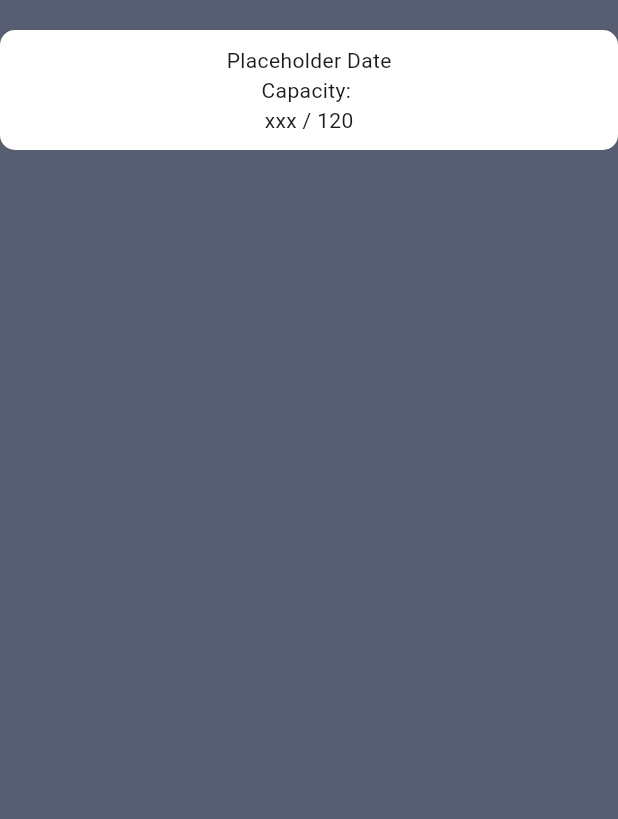
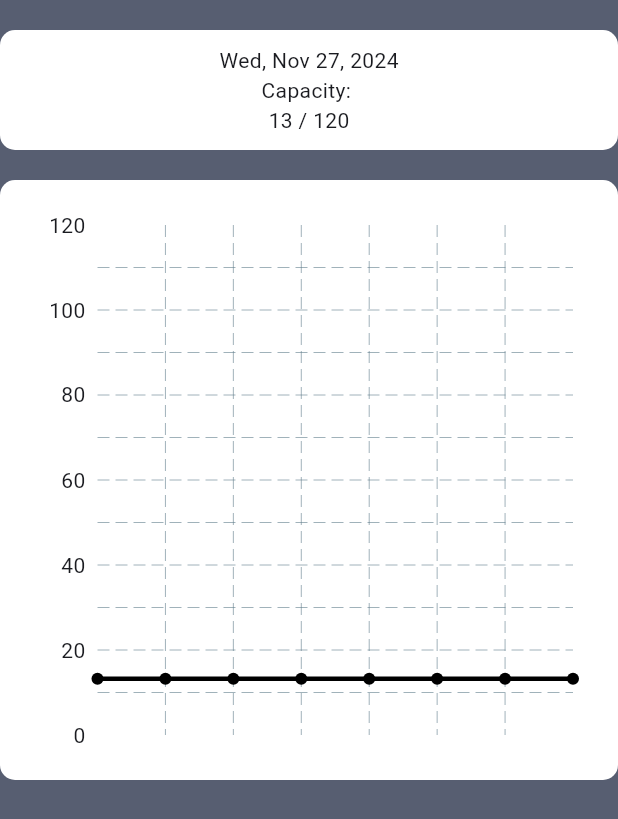
Before and after one commit to DatLe7/Slug-Swole, a Flutter app: the DataPage screen opened directly, on a phone screen of 412 x 824 dp. Shown: the top 819 px of the screen. Run offline on Flutter 3.47's test engine with Material 3 defaults, Android fonts, the light colour scheme and no system bars; drawn by our look-alikes of fl_chart.

Commit message:
implemented the data tracking page (currently using dummy data)

```diff
--- a/frontend/lib/data_tracking.dart
+++ b/frontend/lib/data_tracking.dart
@@ -1,5 +1,7 @@
+import 'package:fl_chart/fl_chart.dart';
 import 'package:flutter/material.dart';
-
+import 'package:intl/intl.dart';
+import 'dart:math';
 
 //Page for graphs and capacity tracking
 class DataPage extends StatelessWidget {
@@ -7,7 +9,10 @@ class DataPage extends StatelessWidget {
 
   @override
   Widget build(BuildContext context) {
-
+    final now = DateTime.now();
+    String formattedDate = DateFormat.yMMMEd().format(now);
+    final List<FlSpot> dummyData = List.generate(8, (index) { return FlSpot(index.toDouble(), (Random().nextDouble()*120)); });
+    double current = dummyData[dummyData.length - 1].y;
 
     return Scaffold(
       backgroundColor: Theme.of(context).colorScheme.secondary,
@@ -24,18 +29,60 @@ class DataPage extends StatelessWidget {
               ),
               child: Column(
                 children: [
-                  Text("Placeholder Date"),
+                  Text(formattedDate),
                   Text("Capacity: "),
-                  Text("xxx / 120"),
+                  Text("${current.toInt()} / 120"),
                 ],
               ),
             ),
           ),
-          SizedBox(height: 20,)
+          SizedBox(height: 20,),
+          Container(
+            height: 400,
+            width: 600,
+            padding: EdgeInsets.all(30),
+            decoration: BoxDecoration(
+              color: Colors.white,
+              borderRadius: BorderRadius.circular(10),
+            ),
+            child: LineChart(
+              LineChartData(
+                maxY: 120,
+                minY: 0,
+                lineTouchData: LineTouchData(enabled: false),
+                borderData: FlBorderData(show: false),
+                lineBarsData: [
+                  LineChartBarData(
+                    spots: dummyData,
+                    isCurved: true,
+                    barWidth: 3,
+                    color: Colors.black
+                  ),
+                ],
+                titlesData: FlTitlesData(
+                  topTitles: AxisTitles(sideTitles: SideTitles(showTitles: false)),
+                  bottomTitles: AxisTitles(sideTitles: SideTitles(showTitles: false)),
+                  leftTitles: AxisTitles(
+                    sideTitles: SideTitles(
+                      showTitles: true,
+                      reservedSize: 35,
+                      interval: 20,
+                      maxIncluded: true,
+                      minIncluded: true,
+                    ),
+                  ),
+                  rightTitles: AxisTitles(
+                    sideTitles: SideTitles(
+                      showTitles: false,
+                      reservedSize: 35,
+                    )
+                  ),
+                ),
+              ),
+            ),
+          ),
         ],
       ),
-
-
     );
   }
 }
--- a/frontend/pubspec.yaml
+++ b/frontend/pubspec.yaml
@@ -16,6 +16,9 @@ dependencies:
   provider: ^6.0.0
   fl_chart: ^0.69.2
 
+  cupertino_icons: ^1.0.2
+  intl: ^0.20.0
+
 dev_dependencies:
   flutter_test:
     sdk: flutter
```
Also changed, not shown: frontend/pubspec.lock.
